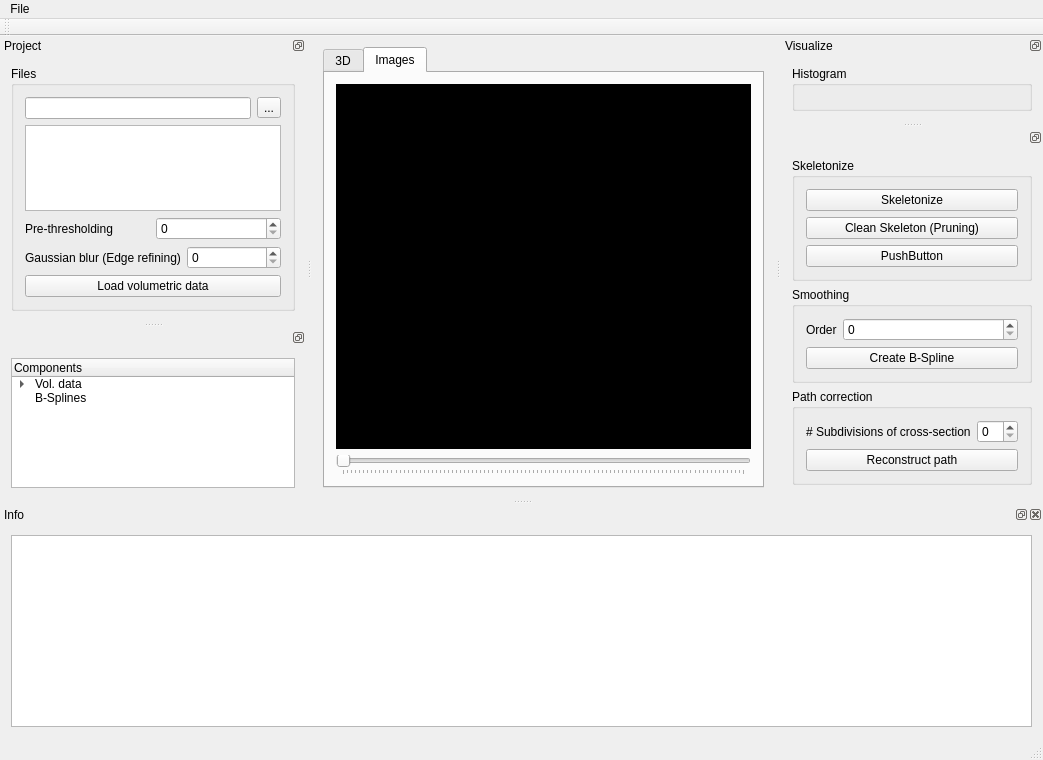
Before: the Qt Designer form XRAY_gui/XRAY_gui/xray_gui.ui in pascalbienz/xray, drawn with Qt 5.
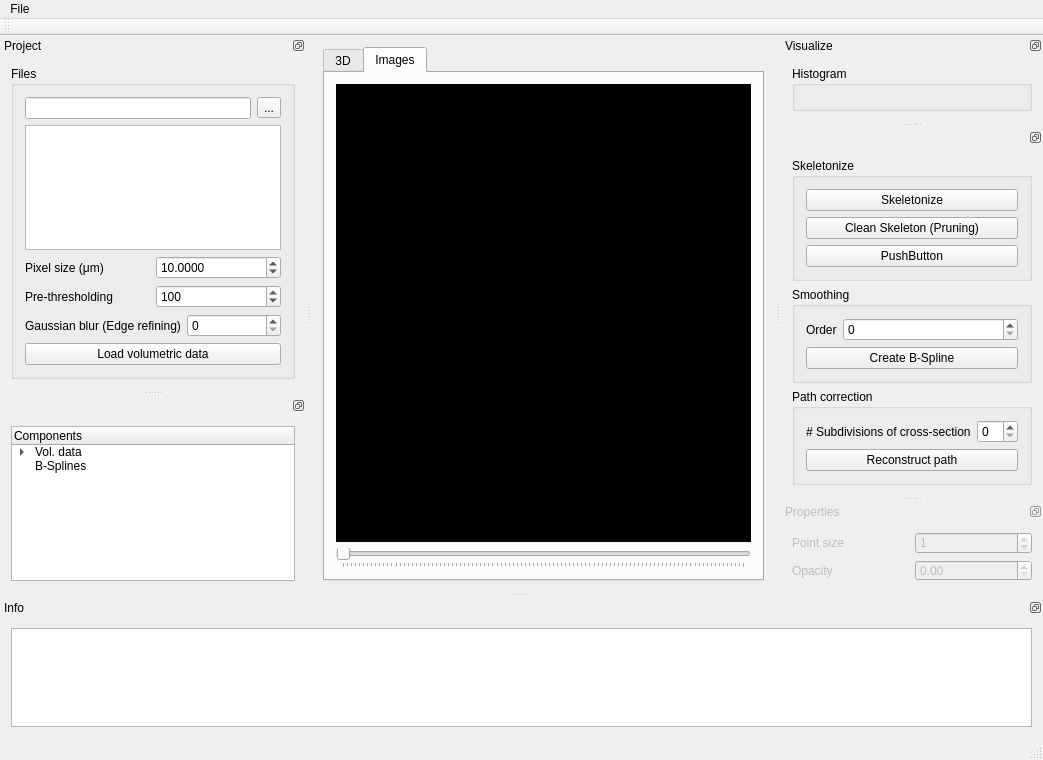
After: the same form once the commit is applied. Custom widgets are drawn as their Qt base class.

```diff
--- a/XRAY_gui/XRAY_gui/xray_gui.ui
+++ b/XRAY_gui/XRAY_gui/xray_gui.ui
@@ -173,6 +173,27 @@
           </property>
          </widget>
         </item>
+        <item>
+         <layout class="QHBoxLayout" name="horizontalLayout_3">
+          <item>
+           <widget class="QLabel" name="label_5">
+            <property name="text">
+             <string>Pixel size (μm)</string>
+            </property>
+           </widget>
+          </item>
+          <item>
+           <widget class="QDoubleSpinBox" name="pixSizedoubleSpinBox">
+            <property name="decimals">
+             <number>4</number>
+            </property>
+            <property name="value">
+             <double>10.000000000000000</double>
+            </property>
+           </widget>
+          </item>
+         </layout>
+        </item>
         <item>
          <layout class="QHBoxLayout" name="horizontalLayout">
           <item>
@@ -183,7 +204,14 @@
            </widget>
           </item>
           <item>
-           <widget class="QSpinBox" name="prethresholdspinBox"/>
+           <widget class="QSpinBox" name="prethresholdspinBox">
+            <property name="maximum">
+             <number>255</number>
+            </property>
+            <property name="value">
+             <number>100</number>
+            </property>
+           </widget>
           </item>
          </layout>
         </item>
@@ -406,6 +434,9 @@
    <property name="floating">
     <bool>false</bool>
    </property>
+   <property name="features">
+    <set>QDockWidget::DockWidgetFloatable|QDockWidget::DockWidgetMovable</set>
+   </property>
    <property name="windowTitle">
     <string>Info</string>
    </property>
@@ -420,6 +451,78 @@
     </layout>
    </widget>
   </widget>
+  <widget class="QDockWidget" name="propertiesdockWidget">
+   <property name="enabled">
+    <bool>false</bool>
+   </property>
+   <property name="sizePolicy">
+    <sizepolicy hsizetype="Maximum" vsizetype="Maximum">
+     <horstretch>0</horstretch>
+     <verstretch>0</verstretch>
+    </sizepolicy>
+   </property>
+   <property name="maximumSize">
+    <size>
+     <width>300</width>
+     <height>90</height>
+    </size>
+   </property>
+   <property name="features">
+    <set>QDockWidget::DockWidgetFloatable|QDockWidget::DockWidgetMovable</set>
+   </property>
+   <property name="windowTitle">
+    <string>Properties</string>
+   </property>
+   <attribute name="dockWidgetArea">
+    <number>2</number>
+   </attribute>
+   <widget class="QWidget" name="dockWidgetContents_5">
+    <layout class="QVBoxLayout" name="verticalLayout_10">
+     <item>
+      <layout class="QHBoxLayout" name="horizontalLayout_7">
+       <item>
+        <widget class="QLabel" name="label_9">
+         <property name="text">
+          <string>Point size</string>
+         </property>
+        </widget>
+       </item>
+       <item>
+        <widget class="QSpinBox" name="pointsizespinBox">
+         <property name="maximum">
+          <number>50</number>
+         </property>
+         <property name="value">
+          <number>1</number>
+         </property>
+        </widget>
+       </item>
+      </layout>
+     </item>
+     <item>
+      <layout class="QHBoxLayout" name="horizontalLayout_6">
+       <item>
+        <widget class="QLabel" name="label_8">
+         <property name="text">
+          <string>Opacity</string>
+         </property>
+        </widget>
+       </item>
+       <item>
+        <widget class="QDoubleSpinBox" name="opacitydoubleSpinBox">
+         <property name="maximum">
+          <double>1.000000000000000</double>
+         </property>
+         <property name="singleStep">
+          <double>0.100000000000000</double>
+         </property>
+        </widget>
+       </item>
+      </layout>
+     </item>
+    </layout>
+   </widget>
+  </widget>
   <action name="actionImport_settings">
    <property name="text">
     <string>Import settings</string>
```
Left out of the diff: 2 changed lines with no effect on the pictures.
